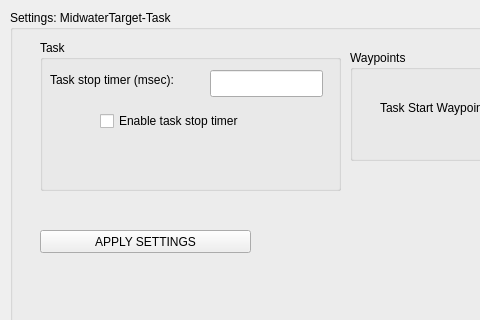
First picture: the form in Hanse/TaskMidwaterTarget/taskmidwatertargetform.ui, repository iti-luebeck/HANSE2011, before the edit; both pictures show x 0 to 480 and y 0 to 320 of the 1072 by 496 pixel window.
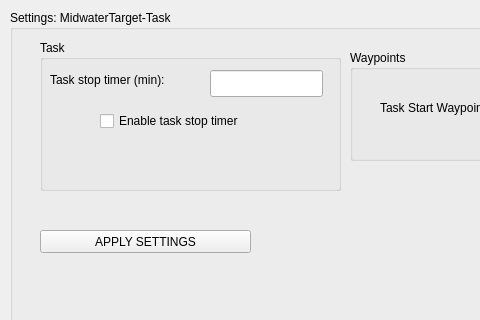
Second picture: the form after the edit.

Patch:
```diff
--- a/Hanse/TaskMidwaterTarget/taskmidwatertargetform.ui
+++ b/Hanse/TaskMidwaterTarget/taskmidwatertargetform.ui
@@ -109,7 +109,7 @@
       </rect>
      </property>
      <property name="text">
-      <string>Task stop timer (msec):</string>
+      <string>Task stop timer (min):</string>
      </property>
     </widget>
     <widget class="QLineEdit" name="taskStopInput">
```
